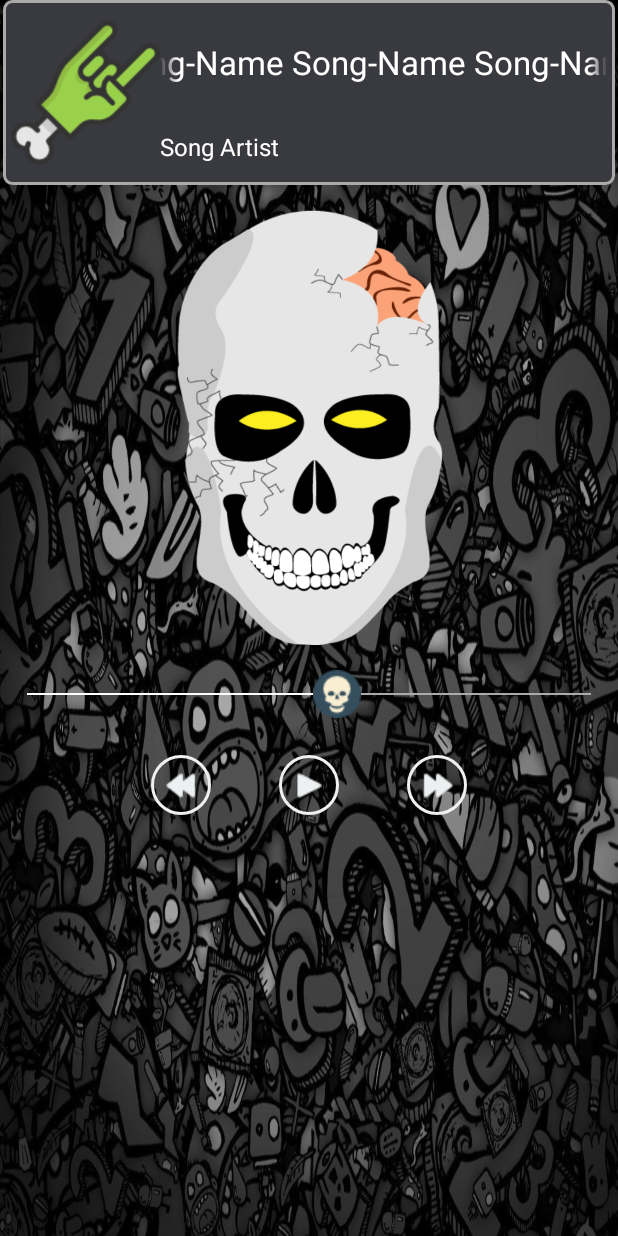
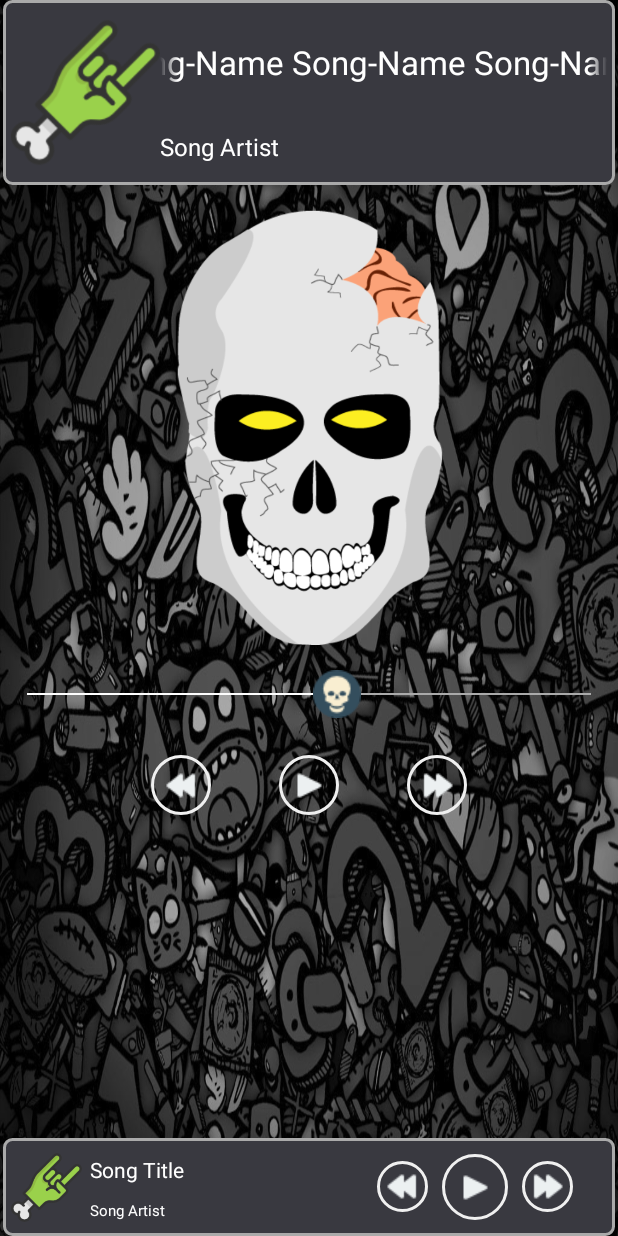
Before and after one commit to sherif927/Android-Mp3-Player, an Android app: the screen it shows after launch (MainActivity), on a phone screen of 412 x 824 dp. Run offline under Robolectric (Android 15) with nearby library versions, the phone set to English and light mode, and no system bars; our stand-ins replace ButterKnife; 4 statements that could not run were skipped.

Commit message:
added the currently playing layout

```diff
--- a/app/src/main/java/com/example/sherif/skullmp3/MainActivity.java
+++ b/app/src/main/java/com/example/sherif/skullmp3/MainActivity.java
@@ -11,6 +11,7 @@ import android.util.DisplayMetrics;
 import android.view.View;
 import android.widget.ImageButton;
 import android.widget.LinearLayout;
+import android.widget.RelativeLayout;
 import android.widget.SeekBar;
 import android.widget.TextView;
 
@@ -41,6 +42,7 @@ public class MainActivity extends AppCompatActivity implements SongAdapter.SongS
     @BindView(R.id.txt_song) TextView songName;
     @BindView(R.id.txt_artist) TextView songArtist;
     @BindView(R.id.recycler_songs) RecyclerView songsRecycler;
+    @BindView(R.id.layout_current) RelativeLayout currentlyPlayingLayout;
 
     private int pauseRes=R.drawable.pause50;
     private int playRes=R.drawable.play50;
@@ -54,7 +56,6 @@ public class MainActivity extends AppCompatActivity implements SongAdapter.SongS
         init();
         initRecycler();
     }
-
 
     private void initRecycler(){
         mAdapter=new SongAdapter(songs,this,this);
@@ -78,6 +79,7 @@ public class MainActivity extends AppCompatActivity implements SongAdapter.SongS
         mPlayer=MediaPlayer.create(this, Uri.parse(currentSong.getPath()));
         displaySong();
     }
+
     private void getScreenDimens(){
         DisplayMetrics displayMetrics = new DisplayMetrics();
         getWindowManager().getDefaultDisplay().getMetrics(displayMetrics);
@@ -87,10 +89,13 @@ public class MainActivity extends AppCompatActivity implements SongAdapter.SongS
 
     private void lowerPlayer() {
         playerContainer.animate().translationYBy(screenHeight).start();
+        currentlyPlayingLayout.setVisibility(View.VISIBLE);
     }
 
     private void liftPlayer() {
         playerContainer.animate().translationYBy(-screenHeight).start();
+        currentlyPlayingLayout.setVisibility(View.GONE);
+
     }
 
 
@@ -161,7 +166,6 @@ public class MainActivity extends AppCompatActivity implements SongAdapter.SongS
     }
 
 
-
     @Override
     public void onBackPressed() {
         if(playerActivated){
--- a/app/src/main/java/com/example/sherif/skullmp3/SongAdapter.java
+++ b/app/src/main/java/com/example/sherif/skullmp3/SongAdapter.java
@@ -18,8 +18,7 @@ import butterknife.OnClick;
  */
 public class SongAdapter extends RecyclerView.Adapter<SongAdapter.SongHolder>{
 
-
-   private List<Song> songList;
+    private List<Song> songList;
     private SongSelector selectorReference;
     private Context context;
     private LayoutInflater inflater;
--- a/app/src/main/java/com/example/sherif/skullmp3/SongFetcher.java
+++ b/app/src/main/java/com/example/sherif/skullmp3/SongFetcher.java
@@ -16,6 +16,7 @@ public class SongFetcher {
     private static SongFetcher instance;
     private Context mContext;
     private List<Song> songList;
+
     private SongFetcher(Context context){
         //singleton constructor
         mContext=context;
@@ -27,7 +28,6 @@ public class SongFetcher {
             instance=new SongFetcher(context);
         }return instance;
     }
-
 
     public List<Song> fetchSongs(){
         ContentResolver musicResolver = mContext.getContentResolver();
--- a/app/src/main/res/layout/activity_main.xml
+++ b/app/src/main/res/layout/activity_main.xml
@@ -150,5 +150,12 @@
         </RelativeLayout>
 
     </LinearLayout>
+    <RelativeLayout
+        android:id="@+id/layout_current"
+        android:layout_width="match_parent"
+        android:layout_height="wrap_content"
+        android:layout_gravity="bottom">
+        <include layout="@layout/current_playing"></include>
+    </RelativeLayout>
 
 </FrameLayout>
--- /dev/null
+++ b/app/src/main/res/layout/current_playing.xml
@@ -0,0 +1,80 @@
+<?xml version="1.0" encoding="utf-8"?>
+<LinearLayout xmlns:android="http://schemas.android.com/apk/res/android"
+    android:layout_width="match_parent"
+    android:layout_height="65dp"
+    android:weightSum="1.0"
+    android:padding="5dp"
+    android:background="@drawable/bg_banner"
+    android:orientation="horizontal">
+
+    <ImageView
+        android:id="@+id/current_img"
+        android:layout_width="0dp"
+        android:layout_height="match_parent"
+        android:layout_weight="0.12"
+        android:scaleType="centerInside"
+        android:src="@drawable/hand"/>
+
+    <LinearLayout
+        android:layout_width="0dp"
+        android:layout_height="match_parent"
+        android:layout_weight="0.44"
+        android:paddingLeft="5dp"
+        android:orientation="vertical"
+        android:weightSum="1.0">
+        <TextView
+            android:layout_width="match_parent"
+            android:layout_height="wrap_content"
+            android:text="Song Title"
+            android:gravity="center_vertical"
+            android:textColor="@android:color/white"
+            android:layout_weight="0.6"/>
+
+        <TextView
+            android:layout_width="match_parent"
+            android:layout_height="wrap_content"
+            android:text="Song Artist"
+            android:textSize="10sp"
+            android:textColor="@android:color/white"
+            android:gravity="center_vertical"
+            android:layout_weight="0.4"/>
+    </LinearLayout>
+
+
+    <RelativeLayout
+        android:layout_width="0dp"
+        android:layout_height="match_parent"
+        android:layout_weight="0.44">
+        <ImageButton
+            android:id="@+id/current_play_pause"
+            android:layout_width="44dp"
+            android:layout_height="44dp"
+            android:layout_marginRight="9dp"
+            android:layout_marginLeft="9dp"
+            android:layout_centerInParent="true"
+            android:scaleType="centerInside"
+            android:background="@drawable/bg_forward_icon"
+            android:src="@drawable/play50"/>
+
+        <ImageButton
+            android:id="@+id/current_rewind"
+            android:layout_width="34dp"
+            android:layout_height="34dp"
+            android:layout_centerVertical="true"
+            android:background="@drawable/bg_forward_icon"
+            android:layout_toLeftOf="@+id/current_play_pause"
+            android:scaleType="centerInside"
+            android:src="@drawable/rewind50"/>
+
+        <ImageButton
+            android:id="@+id/current_forward"
+            android:layout_width="34dp"
+            android:layout_height="34dp"
+            android:layout_centerVertical="true"
+            android:background="@drawable/bg_forward_icon"
+            android:layout_toRightOf="@+id/current_play_pause"
+            android:scaleType="centerInside"
+            android:src="@drawable/forward50"/>
+    </RelativeLayout>
+
+</LinearLayout>
```
